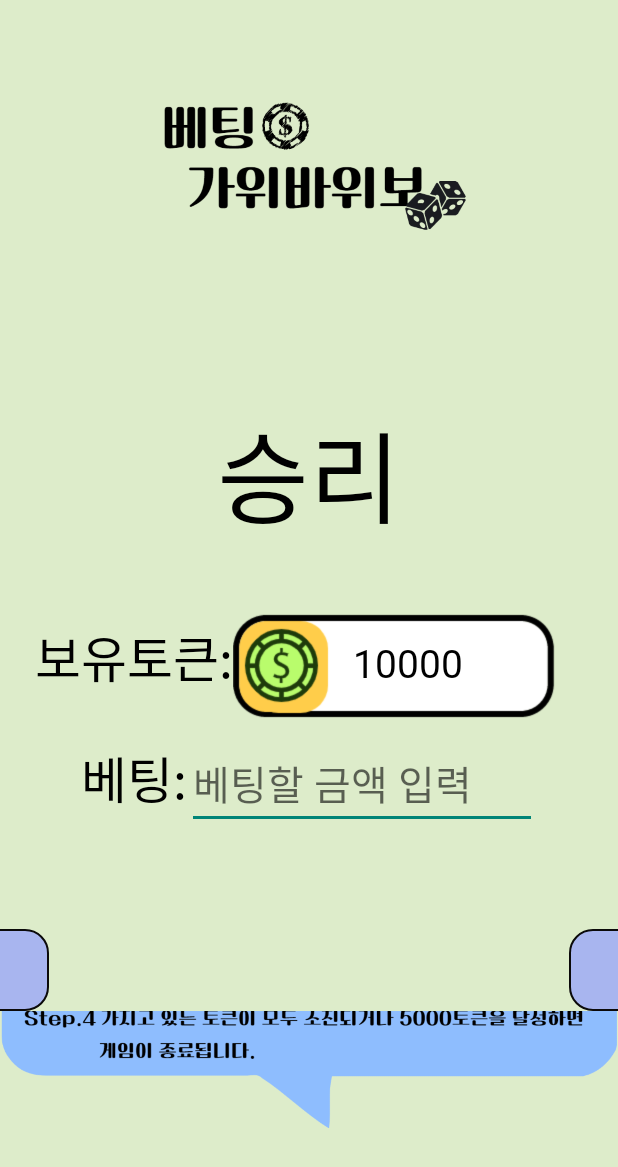
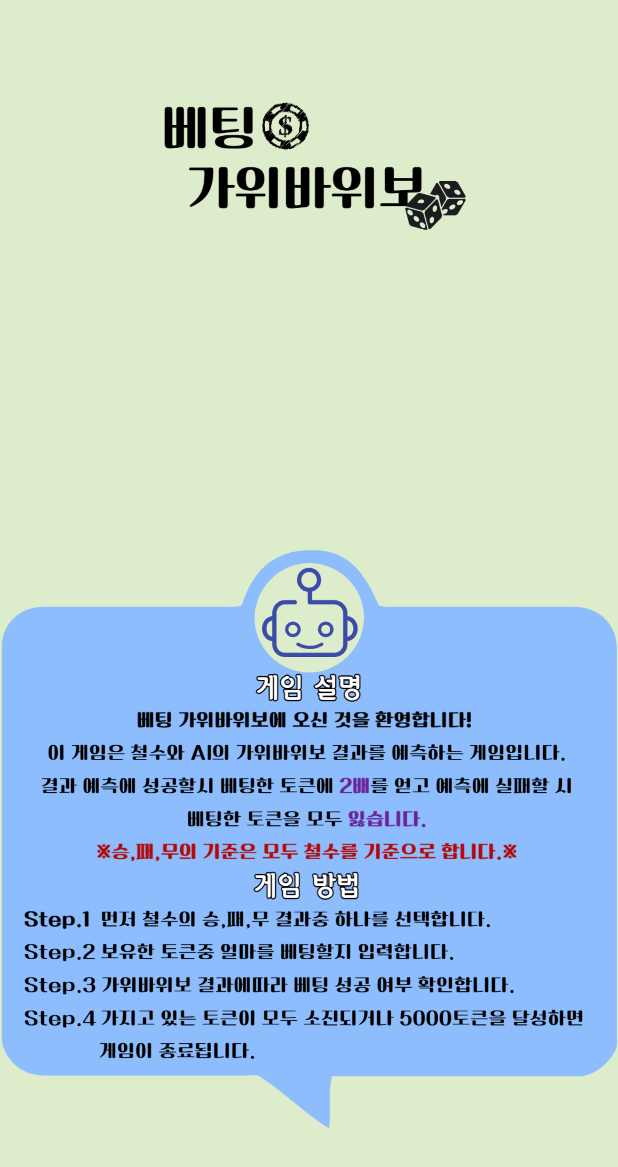
Before and after one commit to DongMin-0604/Mento_Menti_App, an Android app: the screen it shows after launch (MainActivity), on a phone screen of 412 x 824 dp. Shown: the top 1167 px of the screen. Run offline under Robolectric (Android 15) with nearby library versions, the phone set to English and light mode, and no system bars.

Commit message:
베팅 버튼 기능 추가,숨겨져 있는 레이아웃 동작 코드 추가,토큰 값 변수에 지정 후 화면에 표시 완료

```diff
--- a/app/src/main/java/com/example/mento_menti_app/MainActivity.java
+++ b/app/src/main/java/com/example/mento_menti_app/MainActivity.java
@@ -2,13 +2,69 @@ package com.example.mento_menti_app;
 
 import androidx.appcompat.app.AppCompatActivity;
 
+import android.content.Intent;
 import android.os.Bundle;
+import android.view.View;
+import android.widget.Button;
+import android.widget.EditText;
+import android.widget.LinearLayout;
+import android.widget.TextView;
 
 public class MainActivity extends AppCompatActivity {
+    Button Win_Batting_BT,Draw_Batting_BT,lose_Batting_BT;
+    Button Batting_Back_BT;
+    LinearLayout Batting_layout;
+    TextView Batting_Text,Batting_token_TV,Home_token_TV;
+    EditText Batting_Edit_Text;
+    int token = 100;
 
     @Override
     protected void onCreate(Bundle savedInstanceState) {
         super.onCreate(savedInstanceState);
         setContentView(R.layout.activity_main);
+        Win_Batting_BT = findViewById(R.id.win_bt);
+        Draw_Batting_BT = findViewById(R.id.draw_bt);
+        lose_Batting_BT = findViewById(R.id.lose_bt);
+        Batting_layout = findViewById(R.id.Batting_layout);
+        Batting_Text = findViewById(R.id.Batting_Text);
+        Batting_Back_BT = findViewById(R.id.Batting_BackBT);
+        Batting_Edit_Text = findViewById(R.id.Batting_EditText);
+        Batting_token_TV = findViewById(R.id.Batting_token_TV);
+        Home_token_TV = findViewById(R.id.Home_token_TV);
+        Batting_token_TV.setText(Integer.toString(token));
+        Home_token_TV.setText(Integer.toString(token));
+
+        GameStart();
+    }
+    public void GameStart(){
+        Win_Batting_BT.setOnClickListener(new View.OnClickListener() {
+            @Override
+            public void onClick(View v) {
+                Batting_layout.setVisibility(View.VISIBLE);
+                Batting_Text.setText("승리");
+            }
+        });
+        Draw_Batting_BT.setOnClickListener(new View.OnClickListener() {
+            @Override
+            public void onClick(View v) {
+                Batting_layout.setVisibility(View.VISIBLE);
+                Batting_Text.setText("무승부");
+            }
+        });
+        lose_Batting_BT.setOnClickListener(new View.OnClickListener() {
+            @Override
+            public void onClick(View v) {
+                Batting_layout.setVisibility(View.VISIBLE);
+                Batting_Text.setText("패배");
+            }
+        });
+        Batting_Back_BT.setOnClickListener(new View.OnClickListener() {
+            @Override
+            public void onClick(View v) {
+                Batting_layout.setVisibility(View.INVISIBLE);
+                Batting_Text.setText("");
+                Batting_Edit_Text.setText("");
+            }
+        });
     }
 }
--- a/app/src/main/res/layout/activity_main.xml
+++ b/app/src/main/res/layout/activity_main.xml
@@ -56,12 +56,13 @@
             app:layout_constraintTop_toBottomOf="@+id/textView5" />
 
         <TextView
+            android:id="@+id/Home_token_TV"
             android:layout_width="350px"
             android:layout_height="150px"
             android:background="@drawable/token7"
             android:fontFamily="@font/elicedigitalbaeum_bold"
             android:gravity="center"
-            android:text="10000"
+            android:text=""
             android:textColor="@color/black"
             android:textSize="15dp"
             app:layout_constraintBottom_toTopOf="@+id/linearLayout"
@@ -153,19 +154,20 @@
     </androidx.constraintlayout.widget.ConstraintLayout>
 <!--숨겨져 있는 베팅 받는 창-->
     <LinearLayout
-        android:id="@+id/win_layout"
+        android:id="@+id/Batting_layout"
         android:layout_width="900px"
-        android:layout_height="wrap_content"
+        android:layout_height="800px"
         android:background="#DDECCA"
         android:layout_marginTop="400px"
         android:layout_gravity="center_horizontal"
         android:gravity="center_horizontal"
-        android:orientation="vertical">
-<!--        android:visibility="invisible"-->
+        android:orientation="vertical"
+        android:visibility="gone">
         <TextView
+            android:id="@+id/Batting_Text"
             android:layout_width="match_parent"
             android:layout_height="wrap_content"
-            android:text="승리"
+            android:text=""
             android:gravity="center"
             android:textSize="100px"
             android:textColor="@color/black"
@@ -175,7 +177,7 @@
             android:layout_width="wrap_content"
             android:layout_height="wrap_content"
             android:orientation="horizontal"
-            android:layout_marginTop="40px">
+            android:layout_marginTop="50px">
             <TextView
                 android:layout_width="wrap_content"
                 android:layout_height="wrap_content"
@@ -183,31 +185,34 @@
                 android:gravity="center"
                 android:text="보유토큰:"
                 android:textColor="@color/black"
-                android:textSize="50px" />
+                android:textSize="60px" />
         <TextView
+            android:id="@+id/Batting_token_TV"
             android:layout_width="350px"
             android:layout_height="150px"
             android:background="@drawable/token7"
             android:fontFamily="@font/elicedigitalbaeum_bold"
             android:gravity="center"
-            android:text="10000"
+            android:text=""
             android:textColor="@color/black"
             android:textSize="39px" />
         </LinearLayout>
         <LinearLayout
             android:layout_width="wrap_content"
             android:layout_height="wrap_content"
-            android:orientation="horizontal">
+            android:orientation="horizontal"
+            android:layout_marginTop="70px">
             <TextView
                 android:layout_width="wrap_content"
                 android:layout_height="wrap_content"
                 android:text="베팅:"
-                android:textSize="50px"
+                android:textSize="60px"
                 android:fontFamily="@font/one_mobile_pop"
                 android:textColor="@color/black"
                 />
             <EditText
-                android:layout_width="350px"
+                android:id="@+id/Batting_EditText"
+                android:layout_width="400px"
                 android:layout_height="wrap_content"
                 android:inputType="number"
                 android:fontFamily="@font/one_mobile_pop"
@@ -219,9 +224,10 @@
             android:layout_width="match_parent"
             android:layout_height="wrap_content"
             android:orientation="horizontal"
-            android:layout_marginTop="100px"
+            android:layout_marginTop="225px"
             >
             <Button
+                android:id="@+id/Batting_BackBT"
                 android:layout_width="190px"
                 android:layout_height="82px"
                 android:background="@drawable/button_custom"
```
